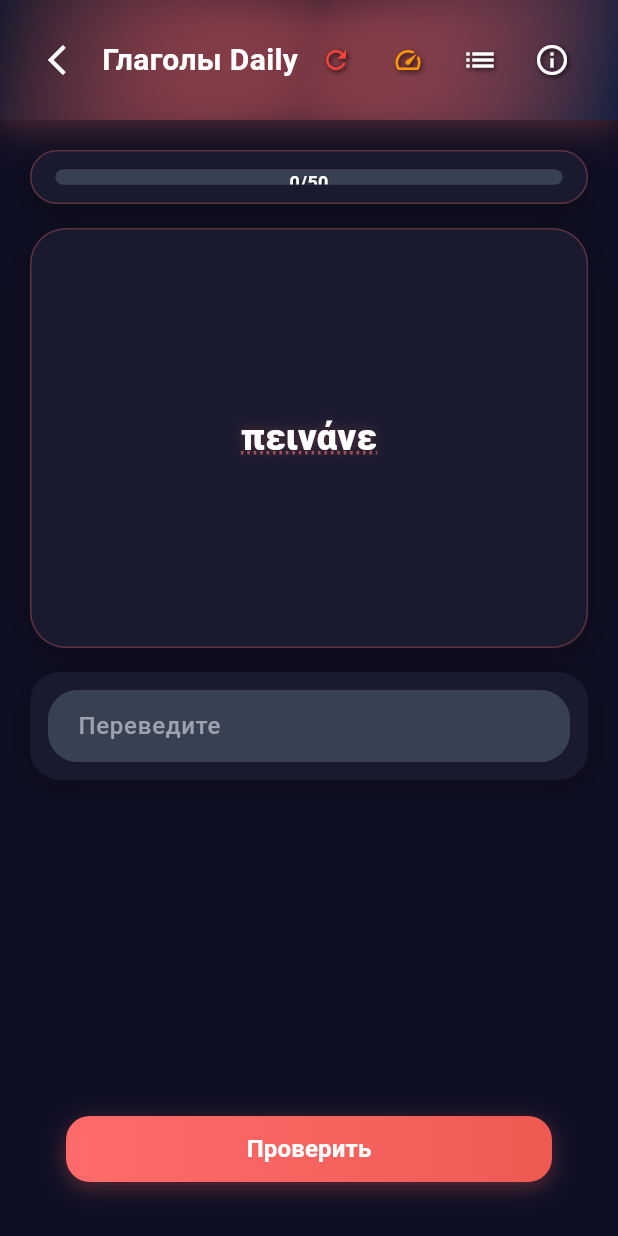
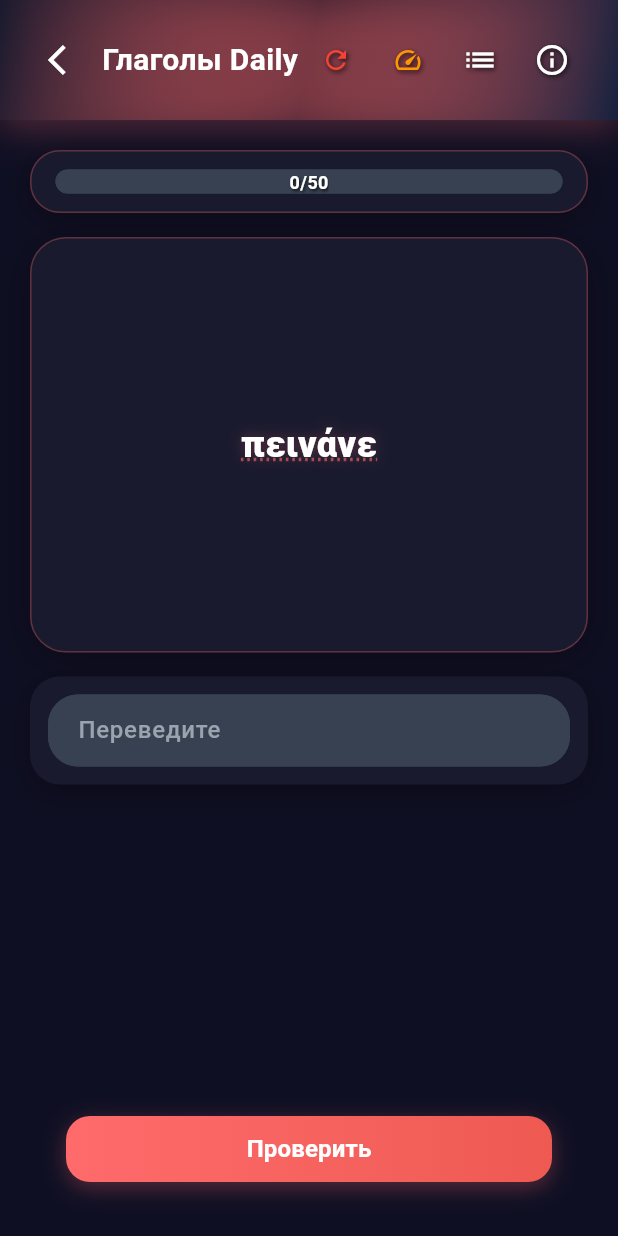
Before and after one commit to somejet/gr_quiz, a Flutter app: the QuizScreen screen opened directly, on a phone screen of 412 x 824 dp. Run offline on Flutter 3.47's test engine with Material 3 defaults, Android fonts, the phone set to English and light mode, and no system bars; our stand-ins replace shared_preferences; missing offline and left inert: universal_html; accounts and stored records are empty.

Commit message:
Исправлен прогресс-бар
- Увеличена высота прогресс-бара (16px/20px вместо 10px/12px)
- Исправлена логика заполнения - только правильные ответы заполняют прогресс
- Правильные ответы отображаются зеленым цветом
- Неправильные ответы отображаются красными сегментами отдельно
- Убрана синяя градиентная полоска, которая заполнялась независимо от правильности

```diff
--- a/lib/screens/quiz_screen.dart
+++ b/lib/screens/quiz_screen.dart
@@ -887,10 +887,10 @@ class _QuizScreenState extends State<QuizScreen>
             children: [
               // Компактная полоска прогресса с цветовой индикацией
               Container(
-                height: MediaQuery.of(context).size.width > 600 ? 12 : 10,
+                height: MediaQuery.of(context).size.width > 600 ? 20 : 16,
                 decoration: BoxDecoration(
                   color: const Color(0xFF374151),
-                  borderRadius: BorderRadius.circular(6),
+                  borderRadius: BorderRadius.circular(10),
                 ),
                 child: Stack(
                   children: [
@@ -898,50 +898,35 @@ class _QuizScreenState extends State<QuizScreen>
                     Container(
                       decoration: BoxDecoration(
                         color: const Color(0xFF374151),
-                        borderRadius: BorderRadius.circular(6),
+                        borderRadius: BorderRadius.circular(10),
                       ),
                     ),
-                    // Правильные ответы (зеленые)
+                    // Правильные ответы (зеленые) - заполняют прогресс
                     if (_correctAnswers > 0)
-                      Positioned(
-                        left: 0,
-                        top: 0,
-                        bottom: 0,
-                        width: MediaQuery.of(context).size.width > 600 ? 12 : 10,
+                      FractionallySizedBox(
+                        alignment: Alignment.centerLeft,
+                        widthFactor: (_correctAnswers / _targetQuestions * _progressAnimation.value).clamp(0.0, 1.0),
                         child: Container(
                           decoration: BoxDecoration(
                             color: Colors.green,
-                            borderRadius: BorderRadius.circular(6),
+                            borderRadius: BorderRadius.circular(10),
                           ),
                         ),
                       ),
-                    // Неправильные ответы (красные)
+                    // Неправильные ответы (красные) - отдельные сегменты
                     if (_wrongAnswers > 0)
                       Positioned(
-                        left: _correctAnswers > 0 ? (MediaQuery.of(context).size.width > 600 ? 12 : 10) : 0,
+                        left: (_correctAnswers / _targetQuestions * MediaQuery.of(context).size.width * 0.8).clamp(0.0, double.infinity),
                         top: 0,
                         bottom: 0,
-                        width: MediaQuery.of(context).size.width > 600 ? 12 : 10,
+                        width: (_wrongAnswers / _targetQuestions * MediaQuery.of(context).size.width * 0.8).clamp(0.0, double.infinity),
                         child: Container(
                           decoration: BoxDecoration(
                             color: Colors.red,
-                            borderRadius: BorderRadius.circular(6),
+                            borderRadius: BorderRadius.circular(10),
                           ),
                         ),
                       ),
-                    // Общий прогресс (цветная полоска)
-                    FractionallySizedBox(
-                      alignment: Alignment.centerLeft,
-                      widthFactor: (progress * _progressAnimation.value).clamp(0.0, 1.0),
-                      child: Container(
-                        decoration: BoxDecoration(
-                          gradient: LinearGradient(
-                            colors: _getCategoryColors(),
-                          ),
-                          borderRadius: BorderRadius.circular(6),
-                        ),
-                      ),
-                    ),
                     // Текст прогресса поверх полоски
                     Center(
                       child: Text(
```
